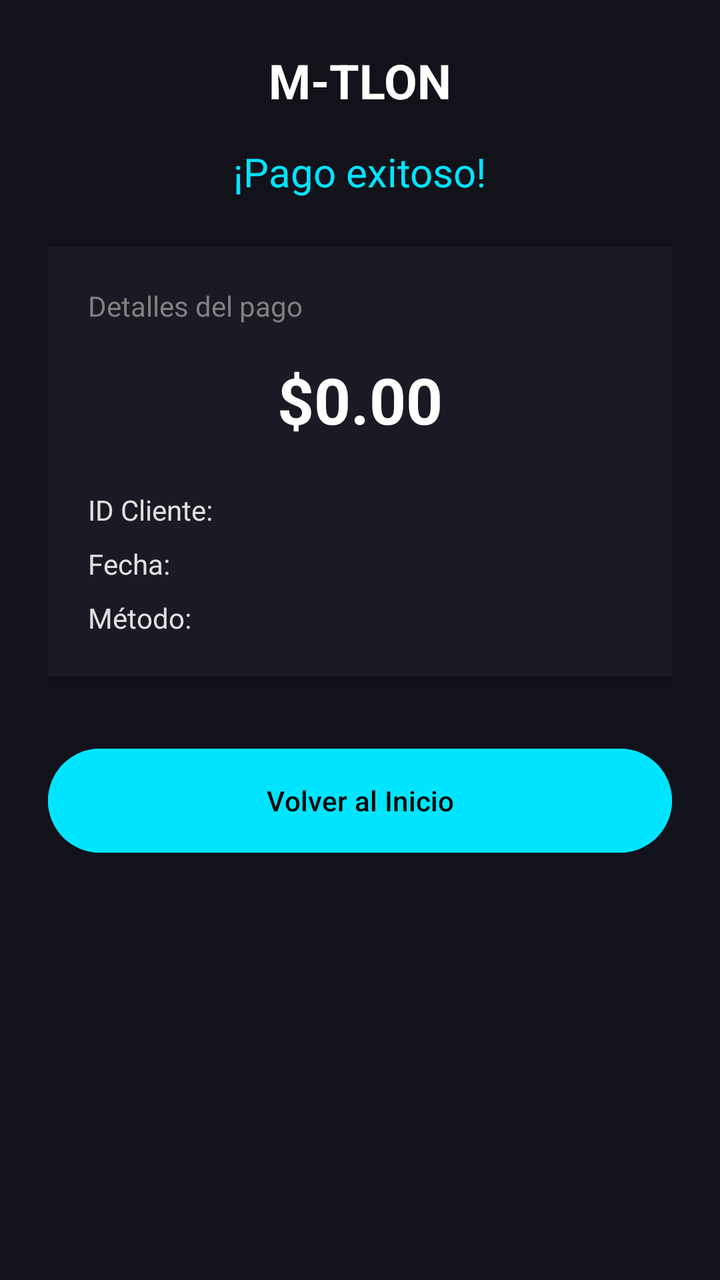
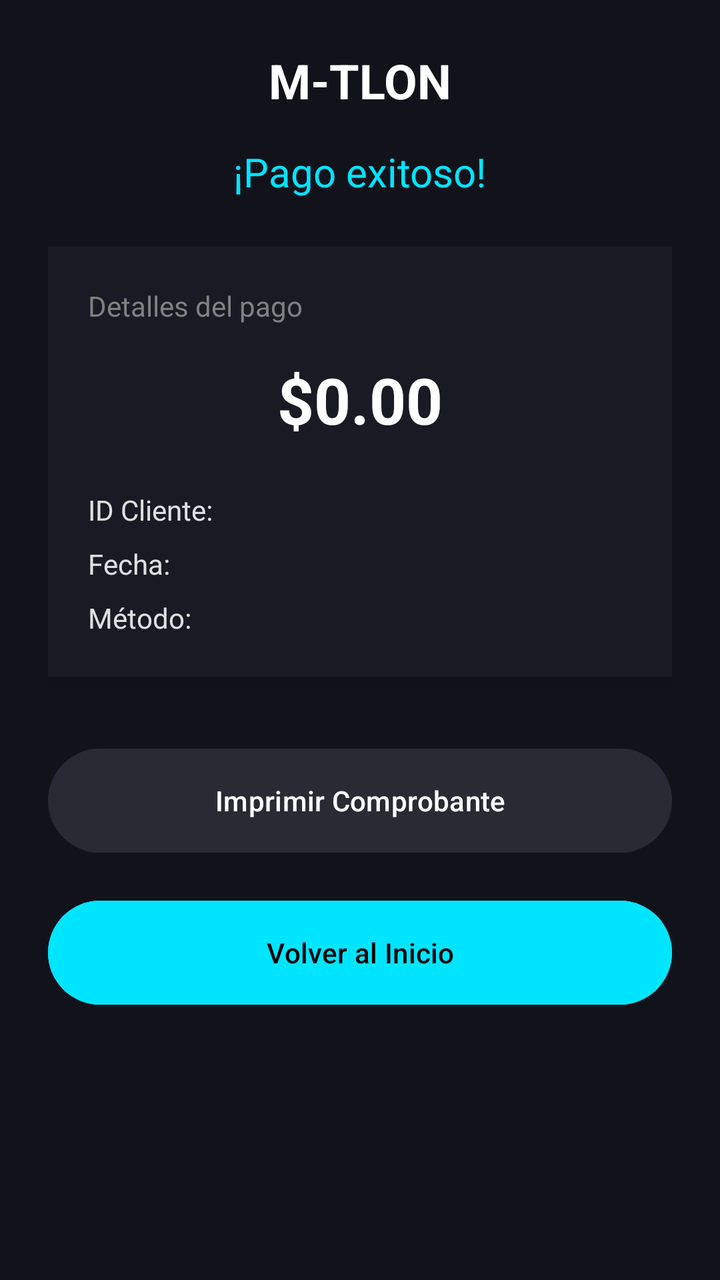

Before-and-after screenshots of an Android layout around one commit, followed by the original layout XML and the change that was made.
<!-- AndroidManifest.xml: application theme Theme.triada_DAM_MTlon -->
<!-- res/layout/activity_comprobante.xml -->
<?xml version="1.0" encoding="utf-8"?>
<ScrollView xmlns:android="http://schemas.android.com/apk/res/android"
    xmlns:tools="http://schemas.android.com/tools"
    android:layout_width="match_parent"
    android:layout_height="match_parent"
    android:background="#12121A">

    <LinearLayout
        android:layout_width="match_parent"
        android:layout_height="wrap_content"
        android:orientation="vertical"
        android:padding="24dp"
        android:gravity="center_horizontal">

        <TextView
            android:layout_width="wrap_content"
            android:layout_height="wrap_content"
            android:text="M-TLON"
            android:textColor="#FFFFFF"
            android:textSize="24sp"
            android:textStyle="bold"
            android:layout_marginBottom="16dp"
            tools:ignore="HardcodedText" />

        <TextView
            android:layout_width="wrap_content"
            android:layout_height="wrap_content"
            android:text="¡Pago exitoso!"
            android:textColor="#00E5FF"
            android:textSize="20sp"
            android:layout_marginBottom="24dp"
            tools:ignore="HardcodedText" />

        <LinearLayout
            android:layout_width="match_parent"
            android:layout_height="wrap_content"
            android:orientation="vertical"
            android:background="#1A1A24"
            android:padding="20dp"
            android:elevation="4dp">

            <TextView
                android:layout_width="wrap_content"
                android:layout_height="wrap_content"
                android:text="Detalles del pago"
                android:textColor="#808080"
                android:textSize="14sp"
                android:layout_marginBottom="16dp"
                tools:ignore="HardcodedText" />

            <TextView
                android:id="@+id/tvMontoTicket"
                android:layout_width="match_parent"
                android:layout_height="wrap_content"
                android:text="$0.00"
                android:textColor="#FFFFFF"
                android:textSize="32sp"
                android:textStyle="bold"
                android:textAlignment="center"
                android:layout_marginBottom="24dp"
                tools:ignore="HardcodedText" />

            <TextView
                android:id="@+id/tvIdClienteTicket"
                android:layout_width="match_parent"
                android:layout_height="wrap_content"
                android:textColor="#E0E0E0"
                android:text="ID Cliente: "
                android:layout_marginBottom="8dp"
                tools:ignore="HardcodedText" />

            <TextView
                android:id="@+id/tvFechaTicket"
                android:layout_width="match_parent"
                android:layout_height="wrap_content"
                android:textColor="#E0E0E0"
                android:text="Fecha: "
                android:layout_marginBottom="8dp"
                tools:ignore="HardcodedText" />

            <TextView
                android:id="@+id/tvMetodoTicket"
                android:layout_width="match_parent"
                android:layout_height="wrap_content"
                android:textColor="#E0E0E0"
                android:text="Método: "
                tools:ignore="HardcodedText" />
        </LinearLayout>

        <Button
            android:id="@+id/btnFinalizarTicket"
            android:layout_width="match_parent"
            android:layout_height="60dp"
            android:text="Volver al Inicio"
            android:backgroundTint="#00E5FF"
            android:textColor="#000000"
            android:layout_marginTop="32dp"
            tools:ignore="HardcodedText" />
    </LinearLayout>
</ScrollView>
<!-- resources referenced by this layout -->
<resources>
  <style name="Theme.triada_DAM_MTlon" parent="Base.Theme.triada_DAM_MTlon" />
  <style name="Base.Theme.triada_DAM_MTlon" parent="Theme.Material3.DayNight.NoActionBar">
          
          
      </style>
</resources>

<!-- the commit's change to res/layout/activity_comprobante.xml (unified diff, before → after) -->
@@ -88,13 +88,23 @@
         </LinearLayout>
 
         <Button
+            android:id="@+id/btnImprimirTicket"
+            android:layout_width="match_parent"
+            android:layout_height="60dp"
+            android:text="Imprimir Comprobante"
+            android:backgroundTint="#2A2A35"
+            android:textColor="#FFFFFF"
+            android:layout_marginTop="32dp"
+            tools:ignore="HardcodedText" />
+
+        <Button
             android:id="@+id/btnFinalizarTicket"
             android:layout_width="match_parent"
             android:layout_height="60dp"
             android:text="Volver al Inicio"
             android:backgroundTint="#00E5FF"
             android:textColor="#000000"
-            android:layout_marginTop="32dp"
+            android:layout_marginTop="16dp"
             tools:ignore="HardcodedText" />
     </LinearLayout>
 </ScrollView>
